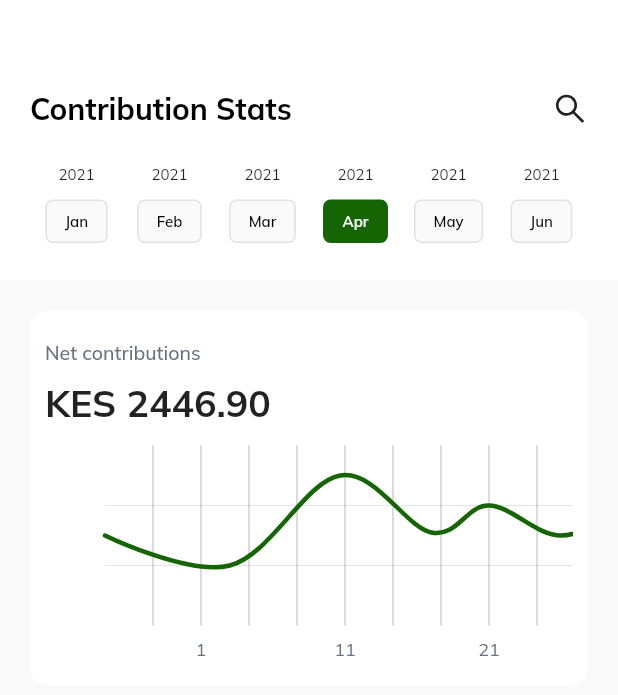
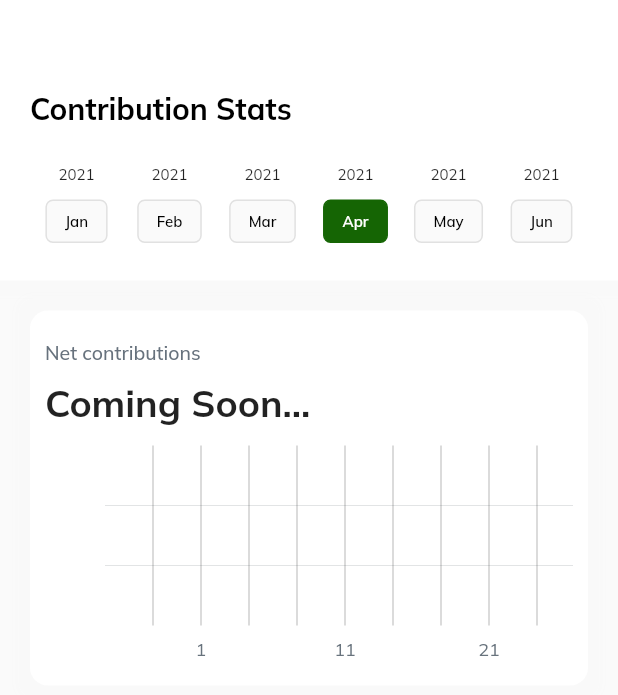
Before and after one commit to cyenite/dekut_cu, a Flutter app: the StatsPage screen opened directly, on a phone screen of 412 x 824 dp. Shown: the top 695 px of the screen. Run offline on Flutter 3.47's test engine with Material 2 defaults, Android fonts, the phone set to English and light mode, and no system bars; drawn by our look-alikes of fl_chart; our stand-ins replace animated_bottom_navigation_bar, cloud_firestore, date_time_picker, firebase_auth, firebase_core, flutter_icons and 4 more; missing offline and left inert: flutterwave, lit_firebase_auth, mpesa; accounts and stored records are empty.

Commit message:
Contribution stats page redesign

```diff
--- a/lib/pages/root_app.dart
+++ b/lib/pages/root_app.dart
@@ -1,9 +1,9 @@
 import 'package:animated_bottom_navigation_bar/animated_bottom_navigation_bar.dart';
-import 'package:dekut_cu/pages/admin_analytics.dart';
 import 'package:dekut_cu/pages/daily_page.dart';
 import 'package:dekut_cu/pages/make_contribution.dart';
 import 'package:dekut_cu/pages/monthly_page.dart';
 import 'package:dekut_cu/pages/profile_page.dart';
+import 'package:dekut_cu/pages/stats_page.dart';
 import 'package:dekut_cu/services/auth_helper.dart';
 import 'package:dekut_cu/theme/colors.dart';
 import 'package:firebase_auth/firebase_auth.dart';
@@ -25,7 +25,8 @@ class _RootAppState extends State<RootApp> {
   List<Widget> pages = [
     DailyPage(),
     BudgetPage(),
-    AdminStats(),
+    StatsPage(),
+    //AdminStats(),
     ProfilePage(),
     CreatBudgetPage()
   ];
--- a/lib/pages/stats_page.dart
+++ b/lib/pages/stats_page.dart
@@ -3,7 +3,6 @@ import 'package:dekut_cu/theme/colors.dart';
 import 'package:dekut_cu/widget/chart.dart';
 import 'package:fl_chart/fl_chart.dart';
 import 'package:flutter/material.dart';
-import 'package:flutter_icons/flutter_icons.dart';
 
 class StatsPage extends StatefulWidget {
   @override
@@ -66,7 +65,6 @@ class _StatsPageState extends State<StatsPage> {
                             fontWeight: FontWeight.bold,
                             color: black),
                       ),
-                      Icon(AntDesign.search1)
                     ],
                   ),
                   SizedBox(
@@ -166,7 +164,7 @@ class _StatsPageState extends State<StatsPage> {
                             height: 10,
                           ),
                           Text(
-                            "KES 2446.90",
+                            "Coming Soon...",
                             style: TextStyle(
                               fontWeight: FontWeight.bold,
                               fontSize: 25,
--- a/lib/widget/chart.dart
+++ b/lib/widget/chart.dart
@@ -44,11 +44,11 @@ LineChartData mainData() {
         getTitles: (value) {
           switch (value.toInt()) {
             case 1:
-              return '1k';
+              return '0.5k';
             case 3:
-              return '1.5k';
+              return '5k';
             case 5:
-              return '2k';
+              return '10k';
           }
           return '';
         },
@@ -66,13 +66,13 @@ LineChartData mainData() {
     lineBarsData: [
       LineChartBarData(
         spots: [
-          FlSpot(0, 3),
-          FlSpot(2.6, 2),
+          FlSpot(0, 0),
+          /*FlSpot(2.6, 2),
           FlSpot(4.9, 5),
           FlSpot(6.8, 3.1),
           FlSpot(8, 4),
           FlSpot(9.5, 3),
-          FlSpot(11, 4),
+          FlSpot(11, 4),*/
         ],
         isCurved: true,
         colors: gradientColors,
```
Also changed, not shown: lib/widget/monthly_devotion.dart (+4 -6 lines).
